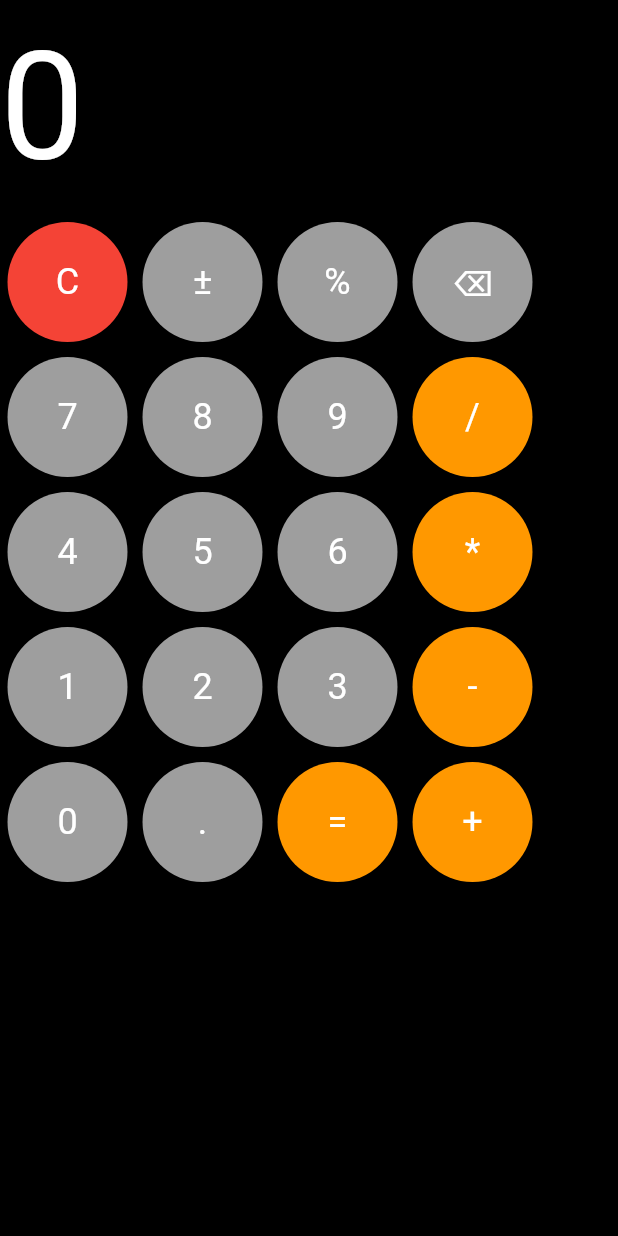
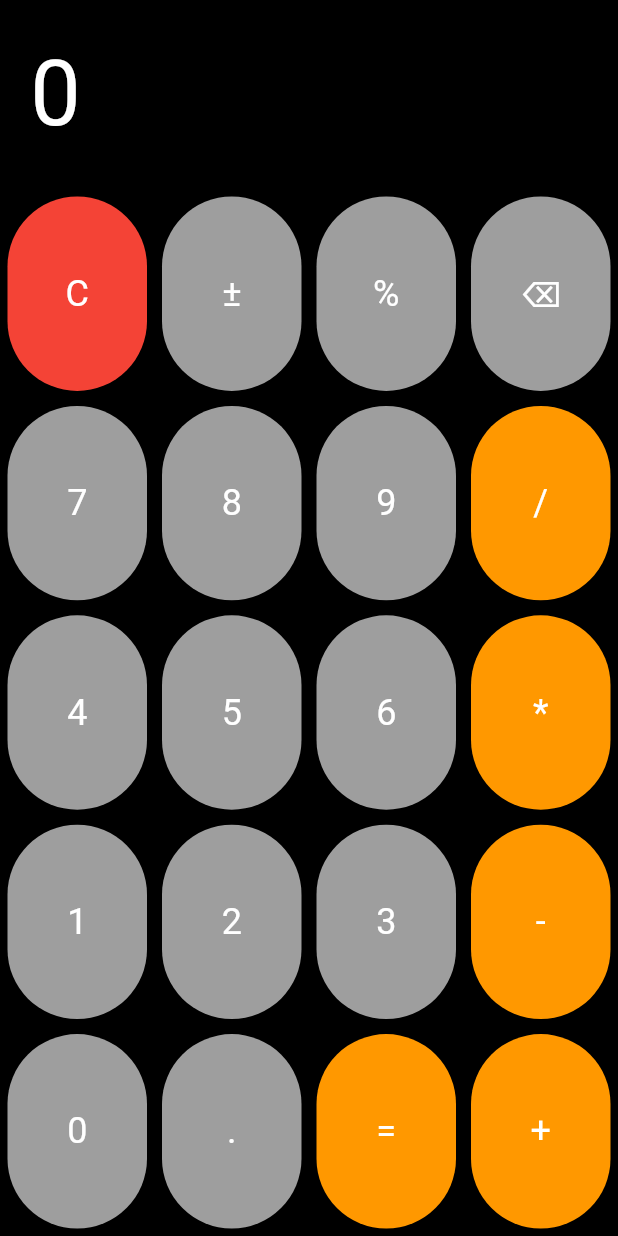
Before and after one commit to Jathu23/calculator_app_flutter, a Flutter app: the screen it shows after launch, on a phone screen of 412 x 824 dp. Run offline on Flutter 3.47's test engine with Material 3 defaults, Android fonts, the phone set to English and light mode, and no system bars.

Commit message:
responsive

```diff
--- a/lib/main.dart
+++ b/lib/main.dart
@@ -25,50 +25,22 @@ class _MainAppState extends State<MainApp> {
           children: [
             Container(
               alignment: Alignment.topLeft,
+              padding: const EdgeInsets.all(20),
               child: Text(
                 inputdata.toString(),
-                style: TextStyle(color: Colors.white, fontSize: 100),
+                style: const TextStyle(color: Colors.white, fontSize: 60),
               ),
             ),
-            Row(
+            Expanded(
+              child: Column(
                 children: [
-                calbutton("C", Colors.red),
-                calbutton("±", Colors.grey),
-                calbutton("%", Colors.grey),
-                calbutton("⌫", Colors.grey),
+                  buildButtonRow(["C", "±", "%", "⌫"], [Colors.red, Colors.grey, Colors.grey, Colors.grey]),
+                  buildButtonRow(["7", "8", "9", "/"], [Colors.grey, Colors.grey, Colors.grey, Colors.orange]),
+                  buildButtonRow(["4", "5", "6", "*"], [Colors.grey, Colors.grey, Colors.grey, Colors.orange]),
+                  buildButtonRow(["1", "2", "3", "-"], [Colors.grey, Colors.grey, Colors.grey, Colors.orange]),
+                  buildButtonRow(["0", ".", "=", "+"], [Colors.grey, Colors.grey, Colors.orange, Colors.orange]),
                 ],
               ),
-            Row(
-              children: [
-                calbutton("7", Colors.grey),
-                calbutton("8", Colors.grey),
-                calbutton("9", Colors.grey),
-                calbutton("/", Colors.orange),
-              ],
-            ),
-            Row(
-              children: [
-                calbutton("4", Colors.grey),
-                calbutton("5", Colors.grey),
-                calbutton("6", Colors.grey),
-                calbutton("*", Colors.orange),
-              ],
-            ),
-            Row(
-              children: [
-                calbutton("1", Colors.grey),
-                calbutton("2", Colors.grey),
-                calbutton("3", Colors.grey),
-                calbutton("-", Colors.orange),
-              ],
-            ),
-            Row(
-              children: [
-                calbutton("0", Colors.grey),
-                calbutton(".", Colors.grey),
-                calbutton("=", Colors.orange),
-                calbutton("+", Colors.orange),
-              ],
             ),
           ],
         ),
@@ -76,8 +48,22 @@ class _MainAppState extends State<MainApp> {
     );
   }
 
-  Widget calbutton(String text, Color bgcolor) {
-    return InkWell(
+  Widget buildButtonRow(List<String> texts, List<Color> colors) {
+    return Expanded(
+      child: Row(
+        crossAxisAlignment: CrossAxisAlignment.stretch,
+        children: List.generate(texts.length, (index) {
+          return buildButton(texts[index], colors[index]);
+        }),
+      ),
+    );
+  }
+
+  Widget buildButton(String text, Color bgcolor) {
+    return Expanded(
+      child: AspectRatio(
+        aspectRatio: 1,
+        child: InkWell(
           onTap: () {
             setState(() {
               if (text == "C") {
@@ -135,14 +121,14 @@ class _MainAppState extends State<MainApp> {
               color: bgcolor,
               borderRadius: BorderRadius.circular(100),
             ),
-        height: 80,
-        width: 80,
             alignment: Alignment.center,
             child: Text(
               text,
               style: const TextStyle(color: Colors.white, fontSize: 24),
             ),
           ),
+        ),
+      ),
     );
   }
 }
```
Lines whose indentation alone changed are shown as unchanged.
